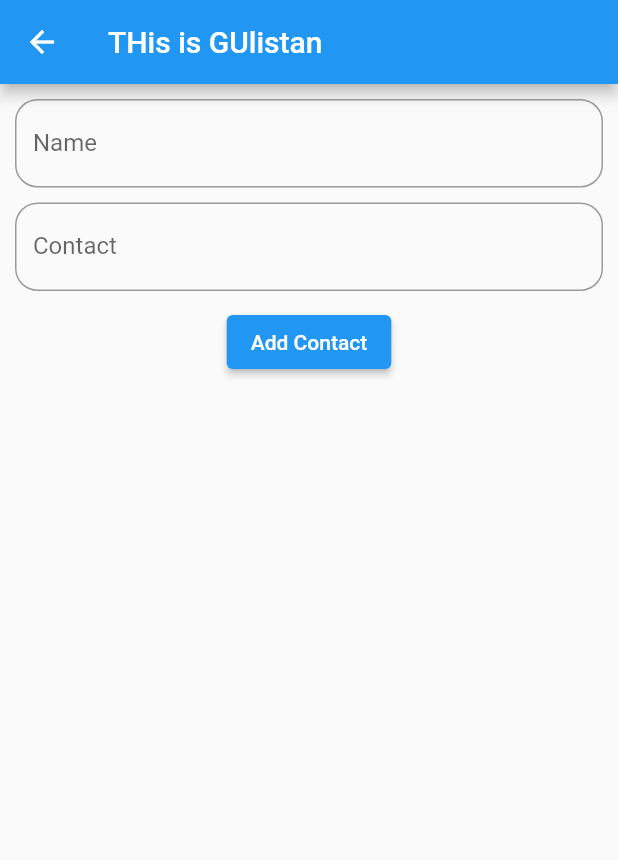
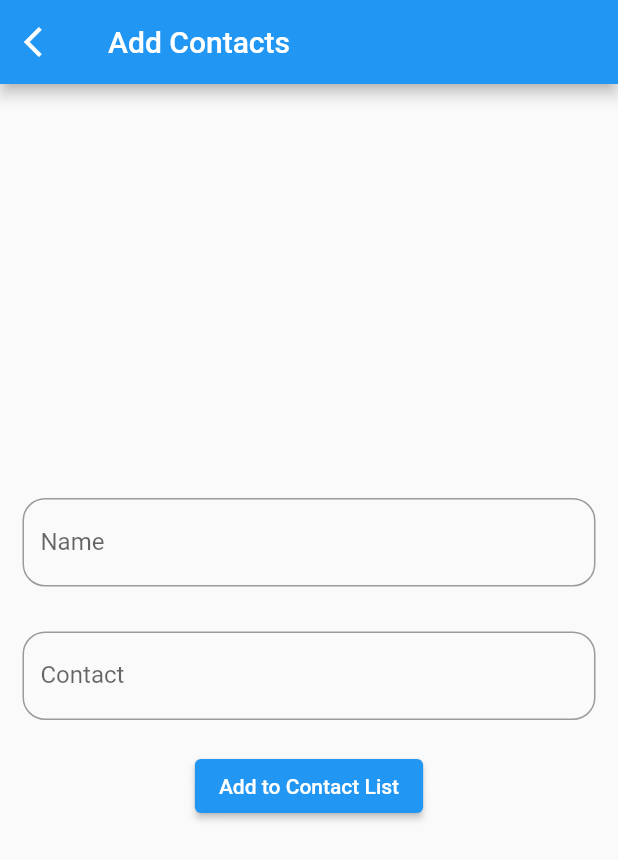
Before and after one commit to mofizur11/sqflite-crud-app, a Flutter app: the screen it shows after launch, after a tap on the "add" icon, on a phone screen of 412 x 824 dp. Shown: the top 860 px of the screen. Run offline on Flutter 3.47's test engine with Material 2 defaults, Android fonts, the phone set to English and light mode, and no system bars; our stand-ins replace sqflite; accounts and stored records are empty.

Commit message:
crate, read, update and deleted

```diff
--- /dev/null
+++ b/lib/add_contact.dart
@@ -0,0 +1,109 @@
+import 'package:flutter/material.dart';
+import 'package:sqflite_crud/helper.dart';
+import 'contacts.dart';
+
+class AddContacts extends StatefulWidget {
+  const AddContacts({Key? key, this.contact}) : super(key: key);
+  //here i add a variable
+  //it is not a required, but use this when update
+  final Contact? contact;
+
+  @override
+  State<AddContacts> createState() => _AddContactsState();
+}
+
+class _AddContactsState extends State<AddContacts> {
+  //for TextField
+  final _nameController = TextEditingController();
+  final _contactController = TextEditingController();
+
+  @override
+  void initState() {
+    //when contact has data, mean is to update
+    //instead of create new contact
+    if (widget.contact != null) {
+      _nameController.text = widget.contact!.name;
+      _contactController.text = widget.contact!.contact;
+    }
+    super.initState();
+  }
+
+  @override
+  void dispose() {
+    _nameController.dispose();
+    _contactController.dispose();
+    super.dispose();
+  }
+
+  @override
+  Widget build(BuildContext context) {
+    return Scaffold(
+      appBar: AppBar(
+        title: const Text('Add Contacts'),
+        leading: IconButton(
+          icon: const Icon(Icons.arrow_back_ios),
+          onPressed: () => Navigator.of(context).pop(false),
+          //to prevent back button pressed without add/update
+        ),
+      ),
+      body: Center(
+        //create two text field to key in name and contact
+        child: Padding(
+          padding: const EdgeInsets.all(15),
+          child: Column(
+            mainAxisAlignment: MainAxisAlignment.center,
+            children: <Widget>[
+              _buildTextField(_nameController, 'Name'),
+              const SizedBox(
+                height: 30,
+              ),
+              _buildTextField(_contactController, 'Contact'),
+              const SizedBox(
+                height: 20,
+              ),
+              ElevatedButton(
+                //this button is pressed to add contact
+                onPressed: () async {
+                  //if contact has data, then update existing list
+                  //according to id
+                  //else create a new contact
+                  if (widget.contact != null) {
+                    await DBHelper.updateContacts(Contact(
+                      id: widget.contact!.id, //have to add id here
+                      name: _nameController.text,
+                      contact: _contactController.text,
+                    ));
+
+                    Navigator.of(context).pop(true);
+
+                  } else {
+                    await DBHelper.createContacts(Contact(
+                      name: _nameController.text,
+                      contact: _contactController.text,
+                    ));
+
+                    Navigator.of(context).pop(true);
+
+                  }
+                },
+                child: const Text('Add to Contact List'),
+              ),
+            ],
+          ),
+        ),
+      ),
+    );
+  }
+
+  //build a text field method
+  TextField _buildTextField(TextEditingController controller, String hint) {
+    return TextField(
+      controller: controller,
+      decoration: InputDecoration(
+        labelText: hint,
+        hintText: hint,
+        border: OutlineInputBorder(borderRadius: BorderRadius.circular(15)),
+      ),
+    );
+  }
+}
--- a/lib/add_contacts.dart
+++ /dev/null
@@ -1,66 +0,0 @@
-import 'package:flutter/material.dart';
-import 'package:sqflite_crud/contact.dart';
-import 'package:sqflite_crud/db_helper.dart';
-
-class AddContact extends StatefulWidget {
-  const AddContact({Key? key, this.contact}) : super(key: key);
-
-  final Contact? contact;
-
-  @override
-  State<AddContact> createState() => _AddContactState();
-}
-
-class _AddContactState extends State<AddContact> {
-  final TextEditingController _nameController = TextEditingController();
-  final TextEditingController _contactController = TextEditingController();
-
-  @override
-  void initState() {
-    if (widget.contact != null) {
-      _nameController.text = widget.contact!.name!;
-      _nameController.text = widget.contact!.contact!;
-    }
-    super.initState();
-  }
-
-  @override
-  Widget build(BuildContext context) {
-    return Scaffold(
-      appBar: AppBar(title: const Text('THis is GUlistan')),
-      body: Padding(
-        padding: const EdgeInsets.all(10),
-        child: Column(
-          children: [
-            _buildTextField(_nameController, 'Name'),
-            const SizedBox(
-              height: 10,
-            ),
-            _buildTextField(_contactController, 'Contact'),
-            const SizedBox(
-              height: 10,
-            ),
-            ElevatedButton(
-                onPressed: () async {
-                  await DBHelper.createContact(Contact(
-                      name: _nameController.text,
-                      contact: _contactController.text));
-                },
-                child: const Text('Add Contact'))
-          ],
-        ),
-      ),
-    );
-  }
-
-  TextField _buildTextField(TextEditingController controller, String hint) {
-    return TextField(
-      controller: controller,
-      decoration: InputDecoration(
-          labelText: hint,
-          hintText: hint,
-          border:
-              OutlineInputBorder(borderRadius: BorderRadius.circular(15.0))),
-    );
-  }
-}
--- a/lib/contact.dart
+++ /dev/null
@@ -1,12 +0,0 @@
-class Contact {
-  int? id;
-  String? name;
-  String? contact;
-
-  Contact({this.id, required this.name, required this.contact});
-
-  factory Contact.fromJson(Map<String, dynamic> json) =>
-      Contact(id: json['id'], name: json['name'], contact: json['contact']);
-
-  Map<String, dynamic> toJson() => {'id': id, 'name': name, 'contact': contact};
-}
--- /dev/null
+++ b/lib/contacts.dart
@@ -0,0 +1,19 @@
+class Contact {
+  int? id;
+  String name;
+  String contact;
+
+  Contact({this.id, required this.name, required this.contact});
+
+  factory Contact.fromJson(Map<String, dynamic> json) => Contact(
+        id: json['id'],
+        name: json['name'],
+        contact: json['contact'],
+      );
+
+  Map<String, dynamic> toJson() => {
+        'id': id,
+        'name': name,
+        'contact': contact,
+      };
+}
--- a/lib/db_helper.dart
+++ /dev/null
@@ -1,33 +0,0 @@
-import 'package:sqflite/sqflite.dart';
-import 'package:path/path.dart';
-import 'package:sqflite_crud/contact.dart';
-
-class DBHelper {
-  static Future<Database> initDB() async {
-    var dbPath = await getDatabasesPath();
-    String path = join(dbPath, 'database.db');
-
-    return await openDatabase(path, version: 1, onCreate: _onCreate);
-  }
-
-  static Future _onCreate(Database db, int version) async {
-    const sql = '''
-        CREATE TABLE contacts(id INTEGER PRIMARY KEY,name TEXT,contact TEXT);
-''';
-    db.execute(sql);
-  }
-
-  static Future<int> createContact(Contact contact) async {
-    Database db = await DBHelper.initDB();
-    return await db.insert('contacts', contact.toJson());
-  }
-
-  static Future<List<Contact>> readContact() async {
-    Database db = await DBHelper.initDB();
-    var contact = await db.query('contacts', orderBy: 'name');
-    List<Contact> contactList = contact.isNotEmpty
-        ? contact.map((details) => Contact.fromJson(details)).toList()
-        : [];
-    return contactList;
-  }
-}
--- a/lib/demo.dart
+++ b/lib/demo.dart
@@ -1,65 +1,100 @@
 import 'package:flutter/material.dart';
-import 'package:sqflite_crud/add_contacts.dart';
-import 'package:sqflite_crud/contact.dart';
-import 'package:sqflite_crud/db_helper.dart';
+import 'package:sqflite_crud/add_contact.dart';
+import 'package:sqflite_crud/contacts.dart';
+import 'package:sqflite_crud/helper.dart';
+
 
 class Demo extends StatefulWidget {
   const Demo({Key? key}) : super(key: key);
 
   @override
-  State<Demo> createState() => _DemoState();
+  _DemoState createState() => _DemoState();
 }
 
 class _DemoState extends State<Demo> {
   @override
   Widget build(BuildContext context) {
     return Scaffold(
-      appBar: AppBar(title: const Text('Local DB')),
+      appBar: AppBar(
+        title: const Text('Flutter SQLite'),
+        centerTitle: true,
+      ),
+      //add Future Builder to get contacts
       body: FutureBuilder<List<Contact>>(
-          future: DBHelper.readContact(),
-          builder:
-              (BuildContext context, AsyncSnapshot<List<Contact>> snapshot) {
+        future: DBHelper.readContacts(), //read contacts list here
+        builder: (BuildContext context, AsyncSnapshot<List<Contact>> snapshot) {
+          //if snapshot has no data yet
           if (!snapshot.hasData) {
             return Center(
               child: Column(
                 mainAxisAlignment: MainAxisAlignment.center,
-                  children: const [
+                children: const <Widget>[
                   CircularProgressIndicator(),
                   SizedBox(
-                      height: 15,
+                    height: 20,
                   ),
-                    Text('Loading ......')
+                  Text('Loading...'),
                 ],
               ),
             );
           }
+          //if snapshot return empty [], show text
+          //else show contact list
           return snapshot.data!.isEmpty
               ? const Center(
-                    child: Text('Vai data nai '),
+                  child: Text('No Contact in List yet!'),
                 )
               : ListView(
                   children: snapshot.data!.map((contacts) {
                     return Center(
-                        child: Card(
-                            elevation: 10,
                       child: ListTile(
-                              title: Text('${contacts.name}'),
-                              subtitle: Text('${contacts.contact}'),
-                            )),
+                        title: Text(contacts.name),
+                        subtitle: Text(contacts.contact),
+                        trailing: IconButton(
+                          icon: const Icon(Icons.delete),
+                          onPressed: () async {
+                            await DBHelper.deleteContacts(contacts.id!);
+                            setState(() {
+                              //rebuild widget after delete
+                            });
+                          },
+                        ),
+                        onTap: () async {
+                          //tap on ListTile, for update
+                          final refresh = await Navigator.of(context)
+                              .push(MaterialPageRoute(
+                                  builder: (_) => AddContacts(
+                                        contact: Contact(
+                                          id: contacts.id,
+                                          name: contacts.name,
+                                          contact: contacts.contact,
+                                        ),
+                                      )));
+
+                          if (refresh) {
+                            setState(() {
+                              //if return true, rebuild whole widget
+                            });
+                          }
+                        },
+                      ),
                     );
                   }).toList(),
                 );
-          }),
+        },
+      ),
       floatingActionButton: FloatingActionButton(
+        child: const Icon(Icons.add),
         onPressed: () async {
           final refresh = await Navigator.of(context)
-              .push(MaterialPageRoute(builder: (_) => const AddContact()));
+              .push(MaterialPageRoute(builder: (_) => const AddContacts()));
 
           if (refresh) {
-            setState(() {});
+            setState(() {
+              //if return true, rebuild whole widget
+            });
           }
         },
-        child: const Icon(Icons.add),
       ),
     );
   }
--- /dev/null
+++ b/lib/helper.dart
@@ -0,0 +1,64 @@
+import 'package:sqflite/sqflite.dart';
+import 'package:path/path.dart'; //import these
+import 'contacts.dart';
+
+class DBHelper {
+  //this is to initialize the SQLite database
+  //Database is from sqflite package
+  //as well as getDatabasesPath()
+  static Future<Database> initDB() async {
+    var dbPath = await getDatabasesPath();
+    String path = join(dbPath, 'contacts.db');
+    //this is to create database
+    return await openDatabase(path, version: 1, onCreate: _onCreate);
+  }
+
+  //build _onCreate function
+  static Future _onCreate(Database db, int version) async {
+    //this is to create table into database
+    //and the command is same as SQL statement
+    //you must use ''' and ''', for open and close
+    const sql = '''CREATE TABLE contacts(
+      id INTEGER PRIMARY KEY,
+      name TEXT,
+      contact TEXT
+    )''';
+    //sqflite is only support num, string, and unit8List format
+    //please refer to package doc for more details
+    await db.execute(sql);
+  }
+
+  //build create function (insert)
+  static Future<int> createContacts(Contact contact) async {
+    Database db = await DBHelper.initDB();
+    //create contact using insert()
+    return await db.insert('contacts', contact.toJson());
+  }
+
+  //build read function
+  static Future<List<Contact>> readContacts() async {
+    Database db = await DBHelper.initDB();
+    var contact = await db.query('contacts', orderBy: 'name');
+    //this is to list out the contact list from database
+    //if empty, then return empty []
+    List<Contact> contactList = contact.isNotEmpty
+        ? contact.map((details) => Contact.fromJson(details)).toList()
+        : [];
+    return contactList;
+  }
+
+  //build update function
+  static Future<int> updateContacts(Contact contact) async {
+    Database db = await DBHelper.initDB();
+    //update the existing contact
+    //according to its id
+    return await db.update('contacts', contact.toJson(),
+        where: 'id = ?', whereArgs: [contact.id]);
+  }
+
+  //build delete function
+  static Future<int> deleteContacts(int id) async {
+    Database db = await DBHelper.initDB();
+    return await db.delete('contacts', where: 'id = ?', whereArgs: [id]);
+  }
+}
--- a/lib/main.dart
+++ b/lib/main.dart
@@ -2,12 +2,14 @@ import 'package:flutter/material.dart';
 import 'package:sqflite_crud/demo.dart';
 
 void main() {
+  WidgetsFlutterBinding.ensureInitialized();
   runApp(const MyApp());
 }
 
 class MyApp extends StatelessWidget {
   const MyApp({Key? key}) : super(key: key);
 
+  // This widget is the root of your application.
   @override
   Widget build(BuildContext context) {
     return MaterialApp(
@@ -16,7 +18,7 @@ class MyApp extends StatelessWidget {
       theme: ThemeData(
         primarySwatch: Colors.blue,
       ),
-      home: const Demo(),
+      home: Demo(),
     );
   }
 }
```
Lines whose indentation alone changed are shown as unchanged.
